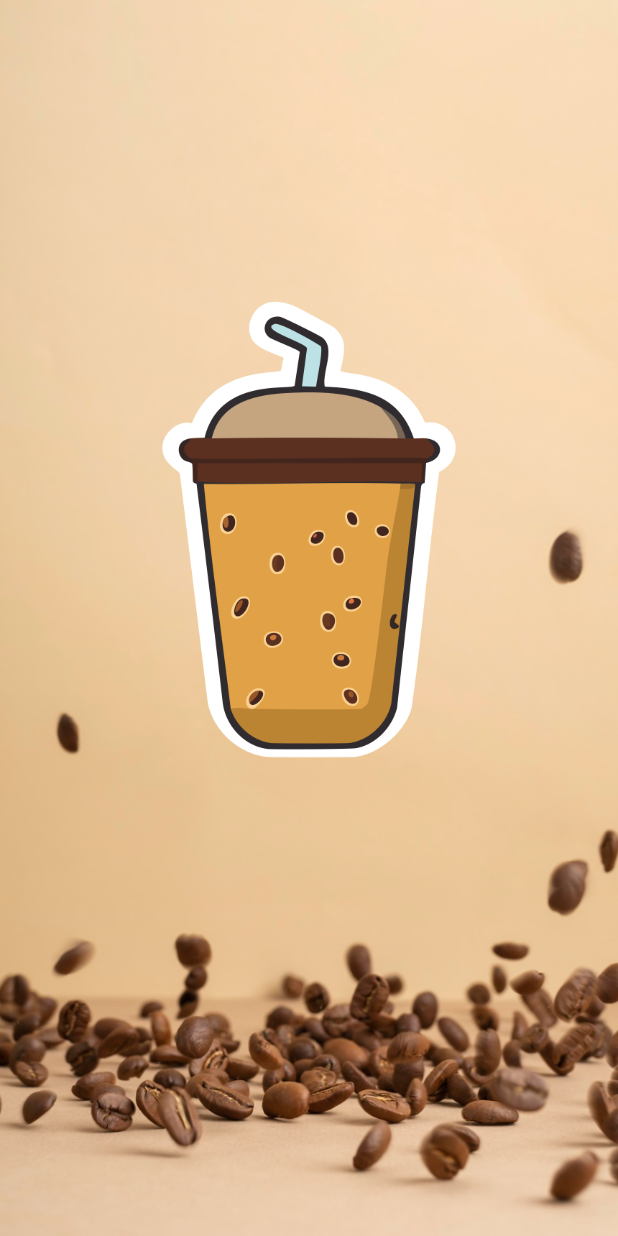
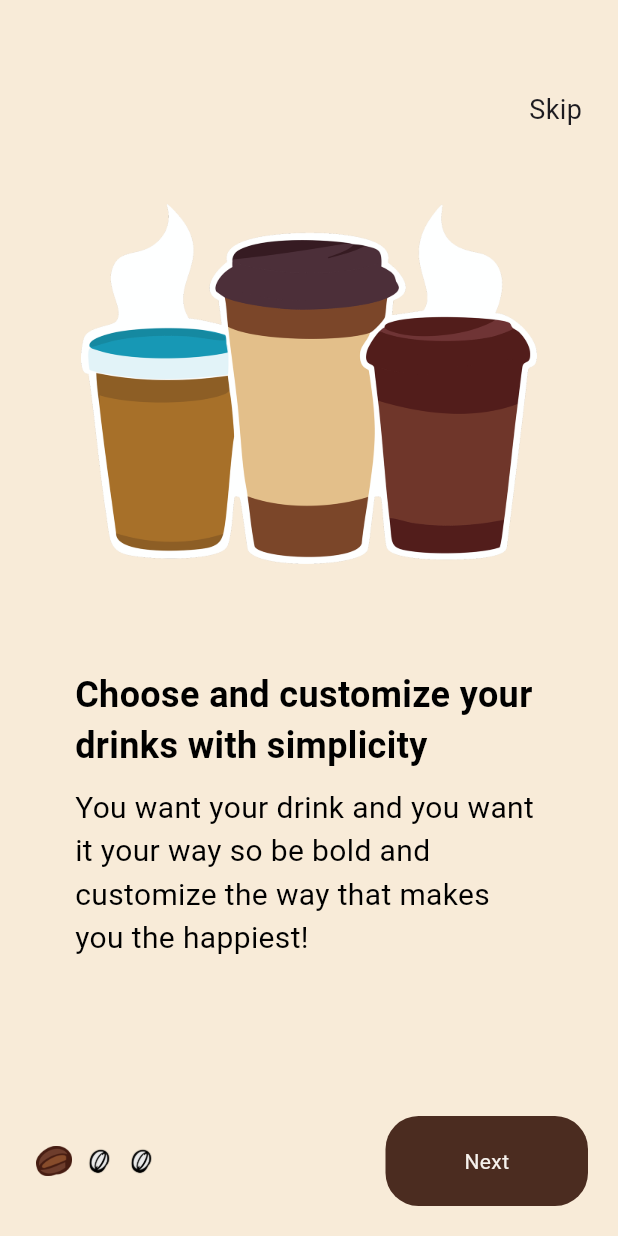
Before and after one commit to yaramegahed/coffee_app, a Flutter app: the first screen one second after launch, on a phone screen of 412 x 824 dp. Run offline on Flutter 3.47's test engine with Material 3 defaults, Android fonts, the phone set to English and light mode, and no system bars.

Commit message:
finish onboarding view

```diff
--- /dev/null
+++ b/lib/core/widget/skip_text.dart
@@ -0,0 +1,23 @@
+import 'package:flutter/material.dart';
+
+class SkipText extends StatelessWidget {
+  const SkipText({
+    super.key,
+  });
+
+  @override
+  Widget build(BuildContext context) {
+    return Padding(
+      padding: const EdgeInsets.only(top: 60.0, right: 24.0),
+      child: Row(
+        mainAxisAlignment: MainAxisAlignment.end,
+        children: [
+          Text(
+            "Skip",
+            style: TextStyle(fontSize: 18),
+          ),
+        ],
+      ),
+    );
+  }
+}
--- /dev/null
+++ b/lib/features/login/login_view.dart
@@ -0,0 +1,10 @@
+import 'package:flutter/material.dart';
+
+class LoginView extends StatelessWidget {
+  const LoginView({super.key});
+
+  @override
+  Widget build(BuildContext context) {
+    return const Placeholder();
+  }
+}
--- /dev/null
+++ b/lib/features/onbooarding/view/onboarding_view.dart
@@ -0,0 +1,90 @@
+import 'package:coffee_app/core/constants/app_colors.dart';
+import 'package:coffee_app/core/widget/skip_text.dart';
+import 'package:flutter/material.dart';
+import '../widget/onboarding_page_view.dart';
+import '../widget/page_control_row.dart';
+
+class OnboardingView extends StatefulWidget {
+  const OnboardingView({super.key});
+
+  @override
+  State<OnboardingView> createState() => _OnboardingViewState();
+}
+
+class _OnboardingViewState extends State<OnboardingView>
+    with TickerProviderStateMixin {
+  final PageController _pageController = PageController();
+  int _currentPage = 0;
+  late AnimationController _animationController;
+  late Animation<double> _rotationAnimation;
+
+  final List<Map<String, String>> _pagesData = [
+    {
+      "image": "assets/images/onboarding images.png",
+      "title": "Choose and customize your drinks with simplicity",
+      "description":
+      "You want your drink and you want it your way so be bold and customize the way that makes you the happiest!",
+    },
+    {
+      "image": "assets/images/onboarding images2.png",
+      "title": "No time to waste when you need your coffee",
+      "description":
+      "We’ve crafted a quick and easy way for you to order your favorite coffee or treats that's fast!"
+    },
+    {
+      "image": "assets/images/onboarding images3.png",
+      "title": "Who doesn’t love rewards? We LOVE rewards!",
+      "description":
+      "If you’re like us you love getting freebies and rewards! That’s why we have the best reward program in the coffee game!"
+    },
+  ];
+
+  @override
+  void initState() {
+    super.initState();
+    _animationController = AnimationController(
+      duration: const Duration(milliseconds: 500),
+      vsync: this,
+    );
+    _rotationAnimation =
+        Tween<double>(begin: 0, end: 0.3).animate(_animationController);
+  }
+
+  @override
+  void dispose() {
+    _animationController.dispose();
+    _pageController.dispose();
+    super.dispose();
+  }
+
+  @override
+  Widget build(BuildContext context) {
+    return Scaffold(
+      backgroundColor: AppColors.registerBGColor,
+      body: Column(
+        crossAxisAlignment: CrossAxisAlignment.center,
+        children: [
+          const SkipText(),
+          Expanded(
+            child: OnboardingPageView(
+              controller: _pageController,
+              pagesData: _pagesData,
+              onPageChanged: (index) {
+                setState(() => _currentPage = index);
+                _animationController.forward(from: 0.0);
+              },
+            ),
+          ),
+          PageControlRow(
+            pageController: _pageController,
+            pagesData: _pagesData,
+            currentPage: _currentPage,
+            animationController: _animationController,
+            rotationAnimation: _rotationAnimation,
+          ),
+          const SizedBox(height: 20),
+        ],
+      ),
+    );
+  }
+}
--- /dev/null
+++ b/lib/features/onbooarding/widget/coffee_beans_indicator.dart
@@ -0,0 +1,44 @@
+import 'package:flutter/material.dart';
+
+class CoffeeBeansIndicator extends StatelessWidget {
+  final int itemCount;
+  final int currentPage;
+  final AnimationController animationController;
+  final Animation<double> rotationAnimation;
+
+  const CoffeeBeansIndicator({
+    super.key,
+    required this.itemCount,
+    required this.currentPage,
+    required this.animationController,
+    required this.rotationAnimation,
+  });
+
+  @override
+  Widget build(BuildContext context) {
+    return Row(
+      children: List.generate(itemCount, (index) {
+        bool isActive = index == currentPage;
+        return AnimatedBuilder(
+          animation: animationController,
+          builder: (context, child) {
+            final rotation = isActive ? rotationAnimation.value : 0.0;
+            return Transform.rotate(
+              angle: rotation,
+              child: AnimatedContainer(
+                duration: const Duration(milliseconds: 300),
+                margin: const EdgeInsets.symmetric(horizontal: 4),
+                child: Image.asset(
+                  isActive
+                      ? "assets/images/Group 90.png"
+                      : "assets/images/Group 91.png",
+                  height: 20,
+                ),
+              ),
+            );
+          },
+        );
+      }),
+    );
+  }
+}
--- /dev/null
+++ b/lib/features/onbooarding/widget/onboarding_page_view.dart
@@ -0,0 +1,52 @@
+import 'package:flutter/material.dart';
+
+class OnboardingPageView extends StatelessWidget {
+  final PageController controller;
+  final List<Map<String, String>> pagesData;
+  final Function(int) onPageChanged;
+
+  const OnboardingPageView({
+    super.key,
+    required this.controller,
+    required this.pagesData,
+    required this.onPageChanged,
+  });
+
+  @override
+  Widget build(BuildContext context) {
+    return PageView.builder(
+      controller: controller,
+      itemCount: pagesData.length,
+      onPageChanged: onPageChanged,
+      itemBuilder: (context, index) {
+        final page = pagesData[index];
+        return Padding(
+          padding:
+          const EdgeInsets.symmetric(horizontal: 50.0, vertical: 50.0),
+          child: Column(
+            children: [
+              Image.asset(page["image"]!, height: 240),
+              const SizedBox(height: 70),
+              Text(
+                page["title"]!,
+                style: const TextStyle(
+                  fontSize: 24,
+                  fontWeight: FontWeight.w600,
+                  color: Colors.black,
+                ),
+              ),
+              const SizedBox(height: 10),
+              Text(
+                page["description"]!,
+                style: const TextStyle(
+                  fontSize: 20,
+                  color: Colors.black,
+                ),
+              ),
+            ],
+          ),
+        );
+      },
+    );
+  }
+}
--- /dev/null
+++ b/lib/features/onbooarding/widget/page_control_row.dart
@@ -0,0 +1,58 @@
+import 'package:coffee_app/features/home/widget/custom_button.dart';
+import 'package:coffee_app/features/login/login_view.dart';
+import 'package:flutter/material.dart';
+
+import 'coffee_beans_indicator.dart';
+
+class PageControlRow extends StatelessWidget {
+  final PageController pageController;
+  final List<Map<String, String>> pagesData;
+  final int currentPage;
+  final AnimationController animationController;
+  final Animation<double> rotationAnimation;
+
+  const PageControlRow({
+    super.key,
+    required this.pageController,
+    required this.pagesData,
+    required this.currentPage,
+    required this.animationController,
+    required this.rotationAnimation,
+  });
+
+  @override
+  Widget build(BuildContext context) {
+    final bool isLastPage = currentPage == pagesData.length - 1;
+
+    return Padding(
+      padding: const EdgeInsets.symmetric(horizontal: 20.0),
+      child: Row(
+        children: [
+          CoffeeBeansIndicator(
+            itemCount: pagesData.length,
+            currentPage: currentPage,
+            animationController: animationController,
+            rotationAnimation: rotationAnimation,
+          ),
+          const Spacer(),
+          CustomButton(
+            title: isLastPage ? "Start" : "Next",
+            onTap: () {
+              if (!isLastPage) {
+                pageController.nextPage(
+                  duration: const Duration(milliseconds: 500),
+                  curve: Curves.ease,
+                );
+              } else {
+                Navigator.pushReplacement(
+                  context,
+                  MaterialPageRoute(builder: (context) => const LoginView()),
+                );
+              }
+            },
+          ),
+        ],
+      ),
+    );
+  }
+}
--- a/lib/features/register/widget/register_body.dart
+++ b/lib/features/register/widget/register_body.dart
@@ -1,4 +1,5 @@
 import 'package:flutter/material.dart';
+import '../../../core/widget/skip_text.dart';
 import 'custom_register_container.dart';
 
 class RegisterBody extends StatelessWidget {
@@ -11,21 +12,7 @@ class RegisterBody extends StatelessWidget {
     return SingleChildScrollView(
       child: Column(
         children: [
-          SizedBox(
-            height: 30,
-          ),
-          Padding(
-            padding: const EdgeInsets.only(right: 24.0),
-            child: Row(
-              mainAxisAlignment: MainAxisAlignment.end,
-              children: [
-                Text(
-                  "Skip",
-                  style: TextStyle(fontSize: 18),
-                ),
-              ],
-            ),
-          ),
+          SkipText(),
           Image.asset(
             "assets/images/CoffeeShot logo.png",
             height: 90,
--- a/lib/main.dart
+++ b/lib/main.dart
@@ -1,3 +1,4 @@
+import 'package:coffee_app/features/onbooarding/view/onboarding_view.dart';
 import 'package:coffee_app/features/splash/view/splash_view.dart';
 import 'package:flutter/material.dart';
 
@@ -11,7 +12,7 @@ class MyApp extends StatelessWidget {
   Widget build(BuildContext context) {
     return MaterialApp(
       debugShowCheckedModeBanner: false,
-      home: const SplashView(),
+      home: const OnboardingView(),
     );
   }
 }
```
Also changed, not shown: assets/images/Group 90.png (added), assets/images/Group 91.png (added), assets/images/onboarding images.png (added), assets/images/onboarding images2.png (added), assets/images/onboarding images3.png (added).
